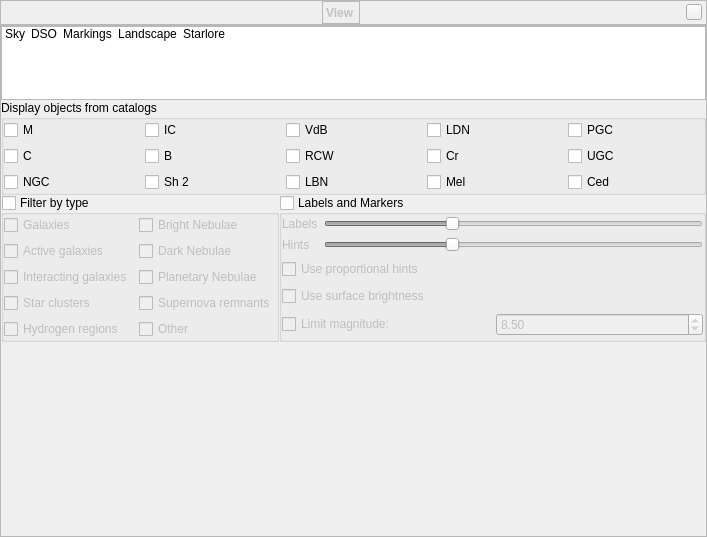
Qt form src/gui/viewDialog.ui (519984307/stellarium_src) before a commit.
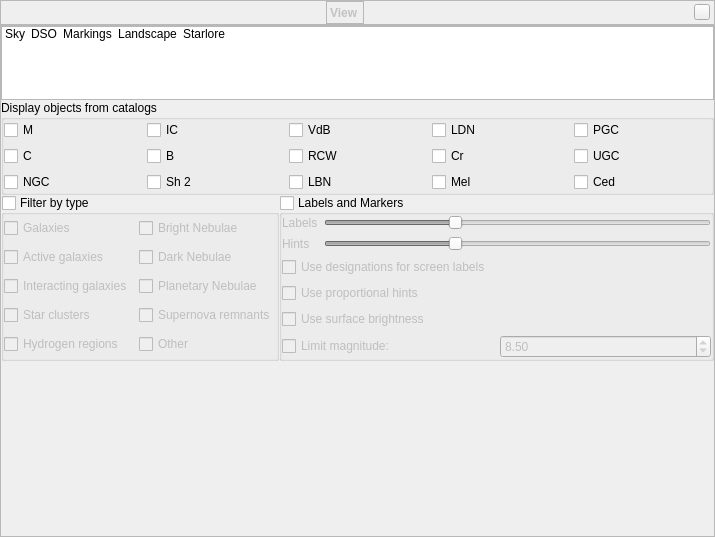
The same form after that commit. The open tabs and pages were chosen to show the change. Icons and pictures are not drawn. Custom widgets are drawn as their Qt base class.

Commit message: Fixed displaying common names of DSO after changes filters of catalogs; Added new option to changing behaviour of displaying of the labels of DSO on the screen

```diff
--- a/src/gui/viewDialog.ui
+++ b/src/gui/viewDialog.ui
@@ -6,7 +6,7 @@
    <rect>
     <x>0</x>
     <y>0</y>
-    <width>707</width>
+    <width>715</width>
     <height>537</height>
    </rect>
   </property>
@@ -1482,7 +1482,7 @@
                  </item>
                 </layout>
                </item>
-               <item row="4" column="0">
+               <item row="5" column="0">
                 <widget class="QCheckBox" name="checkBoxSurfaceBrightnessUsage">
                  <property name="toolTip">
                   <string>Use surface brightness of deep-sky objects for scale of the visibility of their markers and labels.</string>
@@ -1492,7 +1492,7 @@
                  </property>
                 </widget>
                </item>
-               <item row="3" column="0">
+               <item row="4" column="0">
                 <widget class="QCheckBox" name="checkBoxProportionalHints">
                  <property name="toolTip">
                   <string>Use hints proportional to angular size of deep-sky objects</string>
@@ -1502,7 +1502,7 @@
                  </property>
                 </widget>
                </item>
-               <item row="5" column="0">
+               <item row="6" column="0">
                 <layout class="QHBoxLayout" name="horizontalLayout_7">
                  <item>
                   <widget class="QCheckBox" name="nebulaLimitMagnitudeCheckBox">
@@ -1532,6 +1532,16 @@
                  </item>
                 </layout>
                </item>
+               <item row="3" column="0">
+                <widget class="QCheckBox" name="checkBoxDesignationsOnlyUsage">
+                 <property name="toolTip">
+                  <string>Use designations of deep-sky objects instead of their common names for screen labels</string>
+                 </property>
+                 <property name="text">
+                  <string>Use designations for screen labels</string>
+                 </property>
+                </widget>
+               </item>
               </layout>
              </widget>
             </item>
```
Left out of the diff: 4 changed lines with no effect on the pictures. The commit also changes 6 other files.
